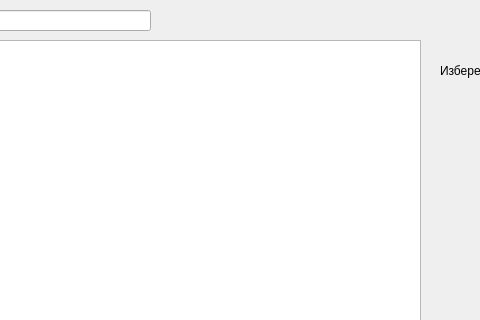
First picture: the form in src/View/ProcedureDialog/ProcedureDialog.ui, repository thefinalcutbg/DinoDent, before the edit; both pictures show x 130 to 610 and y 0 to 320 of the 862 by 540 pixel window.
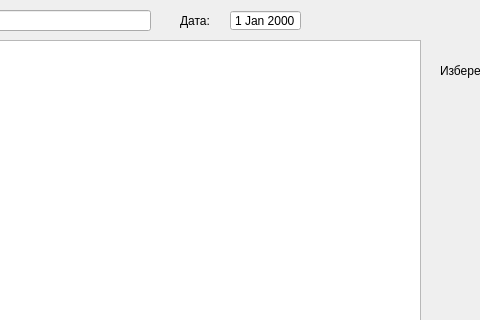
Second picture: the form after the edit. Custom widgets are drawn as their Qt base class.

Commit message: AmbList date is now a function. Free date input by user with minimal restrictions. Monthly report error checking.

```diff
--- a/src/View/ProcedureDialog/ProcedureDialog.ui
+++ b/src/View/ProcedureDialog/ProcedureDialog.ui
@@ -160,6 +160,41 @@
     <string/>
    </property>
   </widget>
+  <widget class="QLabel" name="label_2">
+   <property name="geometry">
+    <rect>
+     <x>310</x>
+     <y>10</y>
+     <width>41</width>
+     <height>21</height>
+    </rect>
+   </property>
+   <property name="text">
+    <string>Дата:</string>
+   </property>
+  </widget>
+  <widget class="DateEdit" name="dateEdit">
+   <property name="geometry">
+    <rect>
+     <x>360</x>
+     <y>10</y>
+     <width>71</width>
+     <height>21</height>
+    </rect>
+   </property>
+   <property name="wrapping">
+    <bool>false</bool>
+   </property>
+   <property name="frame">
+    <bool>true</bool>
+   </property>
+   <property name="buttonSymbols">
+    <enum>QAbstractSpinBox::NoButtons</enum>
+   </property>
+   <property name="currentSectionIndex">
+    <number>0</number>
+   </property>
+  </widget>
   <zorder>noTeethLabel</zorder>
   <zorder>tableView</zorder>
   <zorder>okButton</zorder>
@@ -203,6 +238,11 @@
    <header>ProcedureFields/FiberSplintView.h</header>
    <container>1</container>
   </customwidget>
+  <customwidget>
+   <class>DateEdit</class>
+   <extends>QDateEdit</extends>
+   <header>View/uiComponents/qt_derived/DateEdit.h</header>
+  </customwidget>
  </customwidgets>
  <resources/>
  <connections/>
```
Left out of the diff: 2 changed lines with no effect on the pictures. The commit also changes 41 other files.
